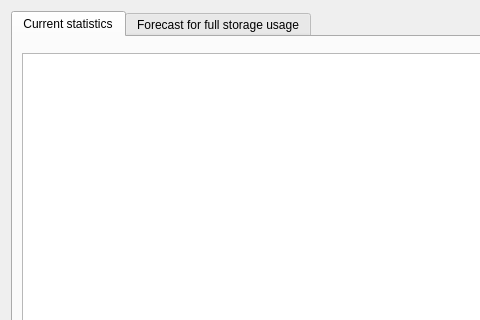
Old version of the form client/libclient/src/ui/widgets/properties/storage_analytics_widget.ui in the repository networkoptix/nx_open; both pictures show x 0 to 480 and y 0 to 320 of the 1019 by 621 pixel window.
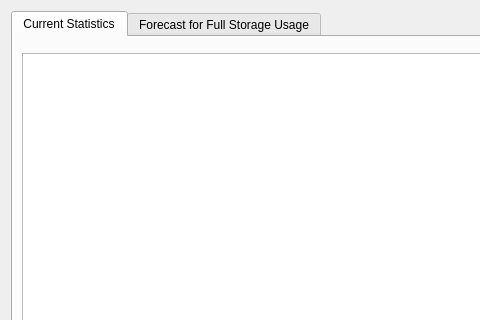
New version of the form. Custom widgets are drawn as their Qt base class.

Commit message:
## Storage analytics secondary tabs capitalization fix
<==== Mercurial data ====>
Branch: dev_3.0.0_gui

```diff
--- a/client/libclient/src/ui/widgets/properties/storage_analytics_widget.ui
+++ b/client/libclient/src/ui/widgets/properties/storage_analytics_widget.ui
@@ -40,7 +40,7 @@
          </property>
          <widget class="QWidget" name="statsTab">
           <attribute name="title">
-           <string>Current statistics</string>
+           <string>Current Statistics</string>
           </attribute>
           <layout class="QVBoxLayout" name="verticalLayout_4">
            <property name="topMargin">
@@ -96,7 +96,7 @@
          </widget>
          <widget class="QWidget" name="forecastTab">
           <attribute name="title">
-           <string>Forecast for full storage usage</string>
+           <string>Forecast for Full Storage Usage</string>
           </attribute>
           <layout class="QVBoxLayout" name="verticalLayout_3" stretch="1,0">
            <property name="topMargin">
```
